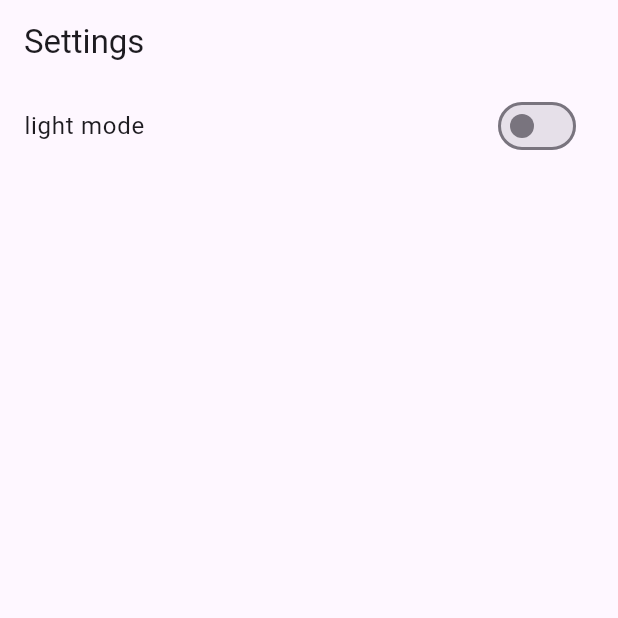
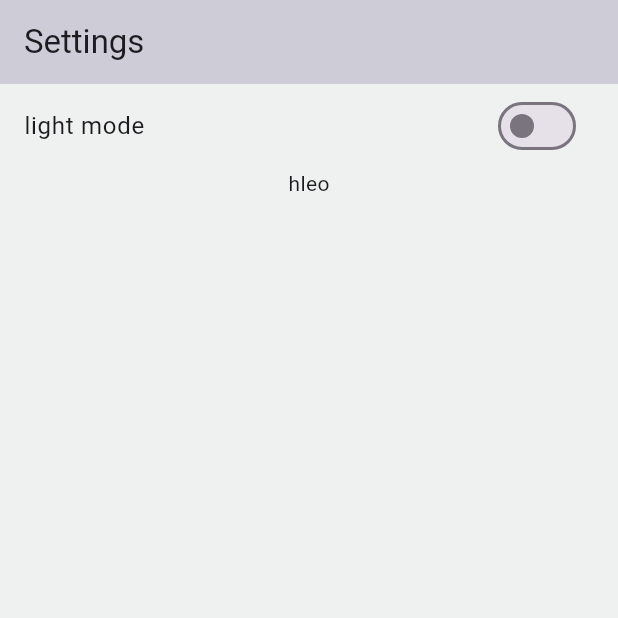
Before and after one commit to HussienAboSoker/shop_smart_users, a Flutter app: the screen it shows after launch, on a phone screen of 412 x 824 dp, the top half of it. Run offline on Flutter 3.47's test engine with Material 3 defaults, Android fonts, the phone set to English and light mode, and no system bars; our stand-ins replace shared_preferences.

Commit message:
add custom text and title

```diff
--- a/lib/constans/appthem.dart
+++ b/lib/constans/appthem.dart
@@ -5,14 +5,22 @@ class AppThemes {
   static ThemeData themeData(
       {required bool isdarktheme, required BuildContext context}) {
     return ThemeData(
-      // scaffoldBackgroundColor: isdarktheme
-      //     ? AppColors.darkscafuldcolor
-      //     : AppColors.lightscafuldcolor,
+      scaffoldBackgroundColor: isdarktheme
+          ? AppColors.darkscafuldcolor
+          : AppColors.lightscafuldcolor,
           brightness: isdarktheme?Brightness.dark:Brightness.light,
       //brightness: isdarktheme ? Brightness.dark : Brightness.light,
       cardColor:  isdarktheme
           ? AppColors.darkprimary
           : AppColors.lightcardcolor,
+      appBarTheme: AppBarTheme(
+       color:
+           Color.fromARGB(49, 72, 49, 110)
+
+      )
+
+
+
     );
   }
 }
--- a/lib/main.dart
+++ b/lib/main.dart
@@ -26,6 +26,7 @@ class MyApp extends StatelessWidget {
       ) {
         return MaterialApp(
           title: 'shop smart',
+          debugShowCheckedModeBanner: false,
           theme: AppThemes.themeData(
               isdarktheme: themeProvider.getIsdarkTheme, context: context),
           home: const SettingsScreen(),
--- a/lib/screens/setting_sceen.dart
+++ b/lib/screens/setting_sceen.dart
@@ -3,6 +3,7 @@
 import 'package:flutter/material.dart';
 import 'package:provider/provider.dart';
 import 'package:shop_smart_users/providers/themeprovider.dart';
+import 'package:shop_smart_users/widget/customText.dart';
 
 class SettingsScreen extends StatelessWidget {
   const SettingsScreen({super.key});
@@ -23,7 +24,8 @@
               themeProvider.setdarktheme(value);
             },
             value: themeProvider.getIsdarkTheme,
-          )
+          ),
+       CustomText(label: "hleo",),
         ],
       ),
     );
--- /dev/null
+++ b/lib/widget/customtext.dart
@@ -0,0 +1,29 @@
+import 'package:flutter/material.dart';
+
+class CustomText extends StatelessWidget {
+  const CustomText({
+    super.key,
+    required this.label,
+     this.fontSize=12,
+    // this.decoration=Decoration,
+     this.fontWeight=FontWeight.normal,
+  });
+  final String label;
+  final double fontSize;
+  final FontWeight fontWeight;
+ // final Color color;
+  //final Decoration? decoration;
+  @override
+  Widget build(BuildContext context) {
+    return Text(
+      label,
+      style: const TextStyle(
+      //  color: color,
+        fontSize: 14,
+        fontWeight: FontWeight.normal,
+       // decoration: decoration,
+
+      ),
+    );
+  }
+}
--- /dev/null
+++ b/lib/widget/title.dart
@@ -0,0 +1,29 @@
+import 'package:flutter/material.dart';
+
+class Title extends StatelessWidget {
+  const Title({
+    super.key,
+    required this.label,
+     this.fontSize=12,
+    // this.decoration=Decoration,
+     this.fontWeight=FontWeight.normal,
+  });
+  final String label;
+  final double fontSize;
+  final FontWeight fontWeight;
+ // final Color color;
+  //final Decoration? decoration;
+  @override
+  Widget build(BuildContext context) {
+    return Text(
+      label,
+      style: const TextStyle(
+      //  color: color,
+        fontSize: 18,
+        fontWeight: FontWeight.bold,
+       // decoration: decoration,
+
+      ),
+    );
+  }
+}
```
